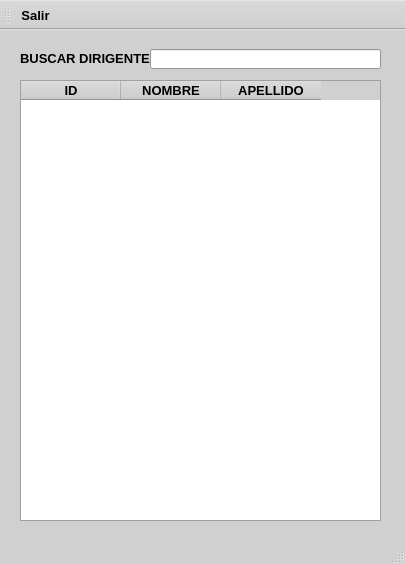
EdwardsBC/SutrakomaqV2, file ui/buscar_Dirigente.ui: the form before one commit.
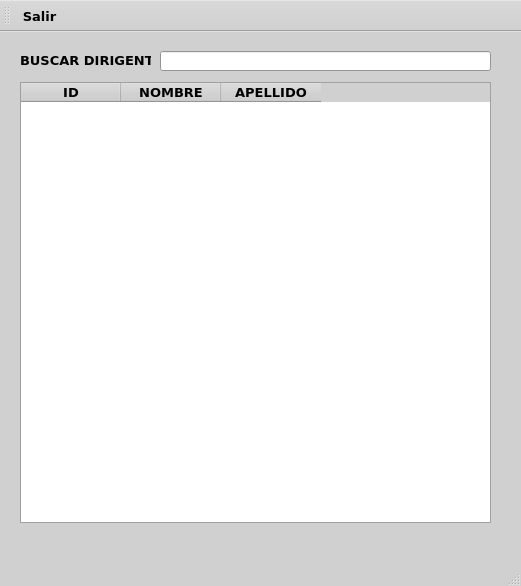
The form after the commit. Icons and pictures are not drawn.

What changed in the file:
```diff
--- a/ui/buscar_Dirigente.ui
+++ b/ui/buscar_Dirigente.ui
@@ -6,8 +6,8 @@
    <rect>
     <x>0</x>
     <y>0</y>
-    <width>405</width>
-    <height>564</height>
+    <width>521</width>
+    <height>586</height>
    </rect>
   </property>
   <property name="palette">
@@ -452,6 +452,13 @@
     </disabled>
    </palette>
   </property>
+  <property name="font">
+   <font>
+    <family>Verdana</family>
+    <pointsize>10</pointsize>
+    <bold>true</bold>
+   </font>
+  </property>
   <property name="windowTitle">
    <string>MainWindow</string>
   </property>
@@ -459,14 +466,15 @@
    <widget class="QLineEdit" name="lineEdit">
     <property name="geometry">
      <rect>
-      <x>150</x>
+      <x>160</x>
       <y>19</y>
-      <width>231</width>
+      <width>331</width>
       <height>20</height>
      </rect>
     </property>
     <property name="font">
      <font>
+      <family>Verdana</family>
       <pointsize>10</pointsize>
       <bold>true</bold>
      </font>
@@ -486,6 +494,7 @@
     </property>
     <property name="font">
      <font>
+      <family>Verdana</family>
       <pointsize>10</pointsize>
       <bold>true</bold>
      </font>
@@ -499,12 +508,13 @@
      <rect>
       <x>20</x>
       <y>50</y>
-      <width>361</width>
+      <width>471</width>
       <height>441</height>
      </rect>
     </property>
     <property name="font">
      <font>
+      <family>Verdana</family>
       <pointsize>10</pointsize>
       <bold>true</bold>
      </font>
@@ -1000,6 +1010,7 @@
    </property>
    <property name="font">
     <font>
+     <family>Verdana</family>
      <pointsize>10</pointsize>
      <bold>true</bold>
     </font>
```
Left out of the diff: 8 changed lines with no effect on the pictures.
